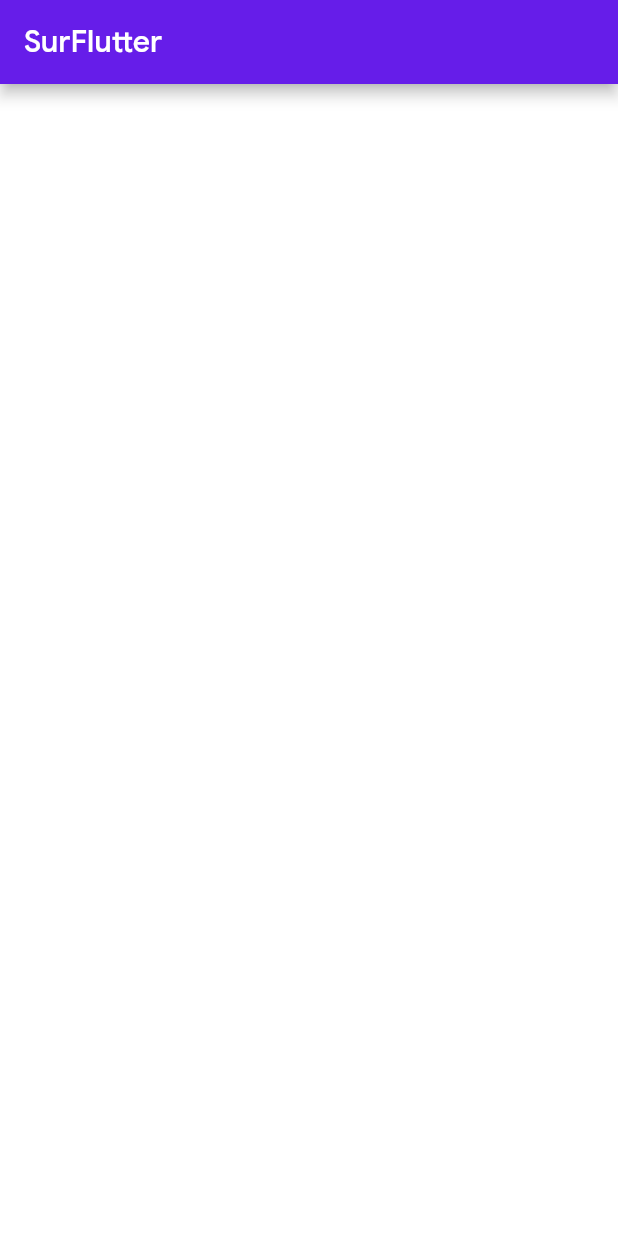
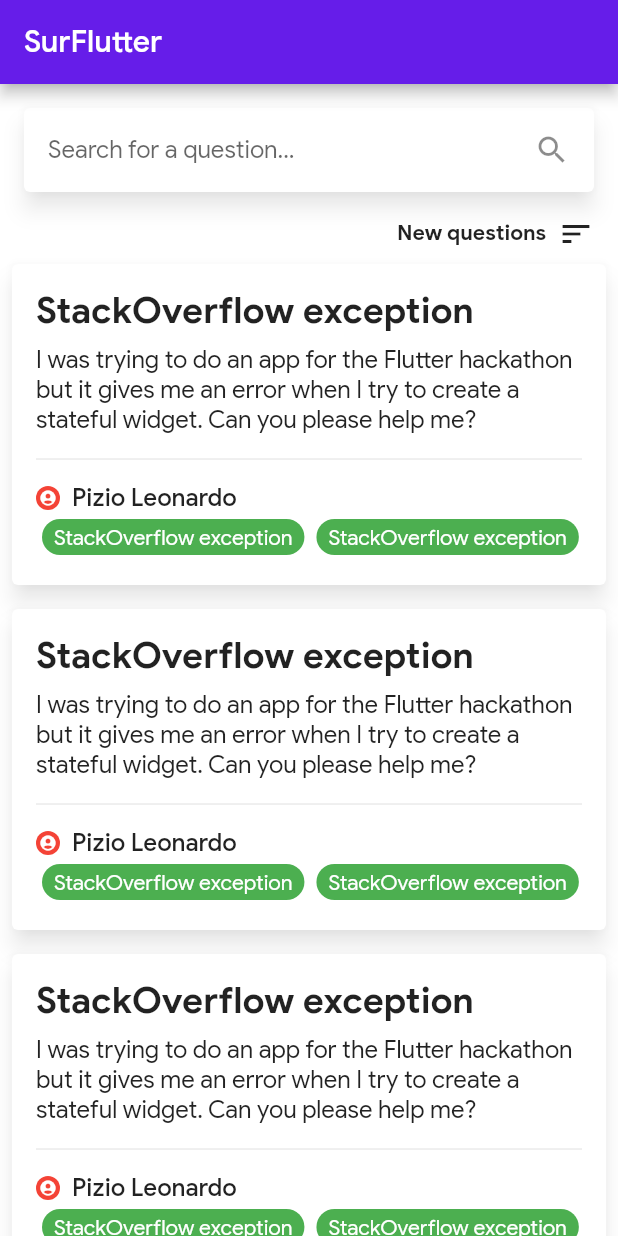
Before and after one commit to Ivaskuu/surflutter, a Flutter app: the screen it shows after launch, on a phone screen of 412 x 824 dp. Run offline on Flutter 3.47's test engine with Material 2 defaults, Android fonts, the phone set to English and light mode, and no system bars.

Commit message:
Main layout of qa_page.dart, question widget, search bar

```diff
--- a/lib/pages/home.dart
+++ b/lib/pages/home.dart
@@ -1,4 +1,5 @@
 import 'package:flutter/material.dart';
+import 'package:surflutter/pages/qa/qa_page.dart';
 
 class HomePage extends StatefulWidget {
   @override
@@ -12,11 +13,7 @@ class _HomePageState extends State<HomePage> {
       appBar: AppBar(
         title: Text('SurFlutter'),
       ),
-      body: Column(
-        children: <Widget>[
-
-        ],
-      ),
+      body: QAPage(),
     );
   }
 }
--- /dev/null
+++ b/lib/pages/qa/qa_page.dart
@@ -0,0 +1,168 @@
+import 'package:flutter/material.dart';
+
+class QAPage extends StatefulWidget {
+  @override
+  _QAPageState createState() => _QAPageState();
+}
+
+class _QAPageState extends State<QAPage> {
+  @override
+  Widget build(BuildContext context) {
+    return CustomScrollView(
+      slivers: <Widget>[
+        SliverToBoxAdapter(
+          child: Padding(
+            padding: const EdgeInsets.all(16.0),
+            child: Material(
+              color: Colors.white,
+              elevation: 6.0,
+              shadowColor: Colors.black45,
+              borderRadius: BorderRadius.circular(4.0),
+              clipBehavior: Clip.antiAlias,
+              child: ListTile(
+                title: TextField(
+                  decoration: InputDecoration.collapsed(
+                    hintText: 'Search for a question...',
+                  ),
+                ),
+                trailing: Icon(Icons.search),
+              ),
+            ),
+          ),
+        ),
+        SliverToBoxAdapter(
+          child: Padding(
+            padding: const EdgeInsets.only(right: 16.0),
+            child: Row(
+              mainAxisAlignment: MainAxisAlignment.end,
+              children: <Widget>[
+                Text(
+                  'New questions',
+                  style: TextStyle(
+                    fontWeight: FontWeight.bold,
+                  ),
+                ),
+                SizedBox(width: 8.0),
+                Icon(Icons.sort),
+              ],
+            ),
+          ),
+        ),
+        SliverList(
+          delegate: SliverChildListDelegate([
+            QuestionTile(),
+            QuestionTile(),
+            QuestionTile(),
+            QuestionTile(),
+            QuestionTile(),
+          ]),
+        ),
+      ],
+    );
+  }
+}
+
+class QuestionTile extends StatelessWidget {
+  @override
+  Widget build(BuildContext context) {
+    return Padding(
+      padding: EdgeInsets.all(8.0),
+      child: Material(
+        color: Colors.white,
+        elevation: 6.0,
+        shadowColor: Colors.black45,
+        borderRadius: BorderRadius.circular(4.0),
+        clipBehavior: Clip.antiAlias,
+        child: Padding(
+          padding: EdgeInsets.all(16.0),
+          child: Column(
+            crossAxisAlignment: CrossAxisAlignment.stretch,
+            children: <Widget>[
+              Text(
+                'StackOverflow exception',
+                style: TextStyle(
+                  fontSize: 24.0,
+                  fontWeight: FontWeight.bold,
+                ),
+              ),
+              SizedBox(height: 8.0),
+              Text(
+                'I was trying to do an app for the Flutter hackathon but it gives me an error when I try to create a stateful widget. Can you please help me?',
+                maxLines: 4,
+                overflow: TextOverflow.ellipsis,
+                style: TextStyle(
+                  fontSize: 16.0,
+                  // fontWeight: FontWeight.bold,
+                ),
+              ),
+              SizedBox(height: 8.0),
+              Divider(),
+              SizedBox(height: 8.0),
+              Row(
+                children: <Widget>[
+                  CircleAvatar(
+                    radius: 8.0,
+                    backgroundColor: Colors.red,
+                    child: Icon(
+                      Icons.account_circle,
+                      color: Colors.white,
+                      size: 12.0,
+                    ),
+                  ),
+                  SizedBox(width: 8.0),
+                  Text(
+                    'Pizio Leonardo',
+                    style: TextStyle(
+                      fontSize: 16.0,
+                      fontWeight: FontWeight.w500,
+                    ),
+                  ),
+                ],
+              ),
+              // SizedBox(height: 8.0),
+              SizedBox(
+                height: 32.0,
+                child: ListView(
+                  scrollDirection: Axis.horizontal,
+                  children: List.filled(
+                    15,
+                    TagWidget(
+                      title: 'StackOverflow exception',
+                    ),
+                  ),
+                ),
+              ),
+            ],
+          ),
+        ),
+      ),
+    );
+  }
+}
+
+class TagWidget extends StatelessWidget {
+  final String title;
+  const TagWidget({Key key, @required this.title}) : super(key: key);
+
+  @override
+  Widget build(BuildContext context) {
+    return Padding(
+      padding: const EdgeInsets.all(4.0),
+      child: Material(
+        borderRadius: BorderRadius.circular(32.0),
+        clipBehavior: Clip.antiAlias,
+        color: Colors.green,
+        child: Center(
+          child: Padding(
+            padding: const EdgeInsets.symmetric(horizontal: 8.0, vertical: 4.0),
+            child: Text(
+              title,
+              textAlign: TextAlign.center,
+              style: TextStyle(color: Colors.white),
+            ),
+          ),
+        ),
+      ),
+    );
+  }
+}
```
